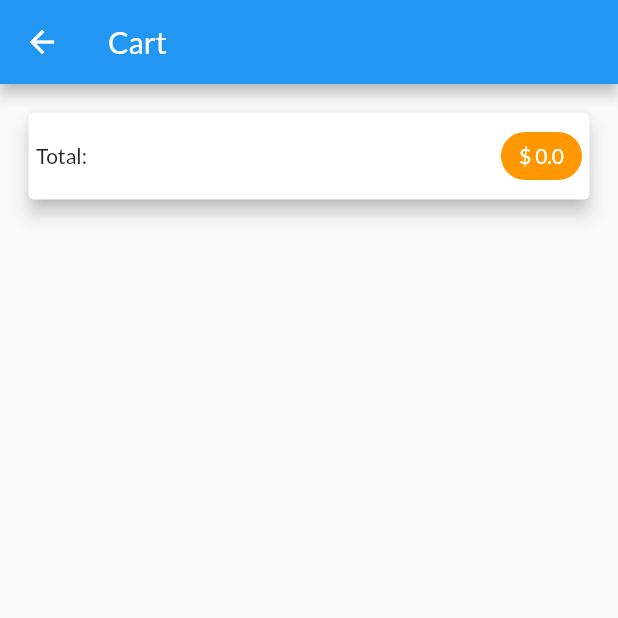
After one commit to jasaplohl/shop_app, a Flutter app: the CartPage screen opened by its route, on a phone screen of 412 x 824 dp, the top half of it. The commit adds this screen. Run offline on Flutter 3.47's test engine with Material 2 defaults, Android fonts, the phone set to English and light mode, and no system bars; network calls fail.

Commit message:
Cart page.

```diff
--- a/lib/main.dart
+++ b/lib/main.dart
@@ -6,6 +6,7 @@ import './providers/cart_provider.dart';
 
 import './pages/products_overview_page.dart';
 import './pages/product_details_page.dart';
+import './pages/cart_page.dart';
 
 void main() {
   runApp(App());
@@ -18,7 +19,10 @@ class App extends StatelessWidget {
   final ThemeData theme = ThemeData(
     primarySwatch: Colors.blueGrey,
     colorScheme: ColorScheme.fromSwatch().copyWith(secondary: Colors.orange),
-    fontFamily: "Lato"
+    fontFamily: "Lato",
+    textTheme: const TextTheme(
+      bodyText1: TextStyle(color: Colors.white)
+    )
   );
 
   @override
@@ -33,7 +37,8 @@ class App extends StatelessWidget {
         theme: theme,
         home: ProductsOverviewPage(),
         routes: {
-          ProductDetailsPage.routeName: (context) => ProductDetailsPage()
+          ProductDetailsPage.routeName: (context) => ProductDetailsPage(),
+          CartPage.routeName:(context) => CartPage()
         },
       ),
     );
--- /dev/null
+++ b/lib/models/cart_item_model.dart
@@ -0,0 +1,13 @@
+class CartItem {
+  final String id;
+  final String title;
+  final int quantity;
+  final double price;
+
+  CartItem({
+    required this.id,
+    required this.title,
+    required this.quantity,
+    required this.price,
+  });
+}
--- /dev/null
+++ b/lib/pages/cart_page.dart
@@ -0,0 +1,46 @@
+import 'package:flutter/material.dart';
+import 'package:provider/provider.dart';
+
+import '../providers/cart_provider.dart';
+
+class CartPage extends StatelessWidget {
+
+  static const routeName = "/cart";
+
+  @override
+  Widget build(BuildContext context) {
+    final CartProvider cartProvider = Provider.of(context);
+
+    return Scaffold(
+      appBar: AppBar(title: const Text("Cart")),
+      body: Padding(
+        padding: const EdgeInsets.all(15),
+        child: Column(
+          children: [
+            Card(
+              elevation: 5,
+              child: Padding(
+                padding: const EdgeInsets.all(5),
+                child: Row(
+                  mainAxisAlignment: MainAxisAlignment.spaceBetween,
+                  children: [
+                    const Text("Total: "),
+                    const SizedBox(width: 15),
+                    Chip(
+                      label: Text(
+                        "\$ ${cartProvider.getTotalPrice}",
+                        style: Theme.of(context).textTheme.bodyText1,
+                      ),
+                      backgroundColor: Theme.of(context).colorScheme.secondary,
+                    )
+                  ]
+                ),
+              )
+            )
+          ],
+        ),
+      ),
+    );
+  }
+
+}
--- a/lib/pages/products_overview_page.dart
+++ b/lib/pages/products_overview_page.dart
@@ -5,6 +5,8 @@ import '../widgets/products_grid.dart';
 import '../widgets/badge.dart';
 
 import '../providers/cart_provider.dart';
+
+import '../pages/cart_page.dart';
 
 enum FilterOptions {
   favourites,
@@ -22,6 +24,10 @@ class _ProductsOverviewPageState extends State<ProductsOverviewPage> {
 
   bool _showFavourites = false;
 
+  void onCartButtonClick(BuildContext context) {
+    Navigator.of(context).pushNamed(CartPage.routeName);
+  }
+
   @override
   Widget build(BuildContext context) {
     return Scaffold(
@@ -37,7 +43,7 @@ class _ProductsOverviewPageState extends State<ProductsOverviewPage> {
             },
             child: IconButton(
               icon: const Icon(Icons.shopping_cart),
-              onPressed: () {}
+              onPressed: () => onCartButtonClick(context)
             ),
           ),
           PopupMenuButton(
--- a/lib/providers/cart_provider.dart
+++ b/lib/providers/cart_provider.dart
@@ -1,19 +1,7 @@
 import 'package:flutter/foundation.dart';
 import 'package:uuid/uuid.dart';
 
-class CartItem {
-  final String id;
-  final String title;
-  final int quantity;
-  final double price;
-
-  CartItem({
-    required this.id,
-    required this.title,
-    required this.quantity,
-    required this.price,
-  });
-}
+import '../models/cart_item_model.dart';
 
 class CartProvider with ChangeNotifier {
   final Map<String, CartItem> _items = {};
@@ -24,6 +12,14 @@ class CartProvider with ChangeNotifier {
 
   int get getCount {
     return _items.length;
+  }
+
+  double get getTotalPrice {
+    double total = 0;
+    _items.forEach((key, cartItem) {
+      total += cartItem.price * cartItem.quantity;
+    });
+    return total;
   }
 
   void addItem(String productId, double price, String title) {
@@ -48,4 +44,5 @@ class CartProvider with ChangeNotifier {
     }
     notifyListeners();
   }
+
 }
```
